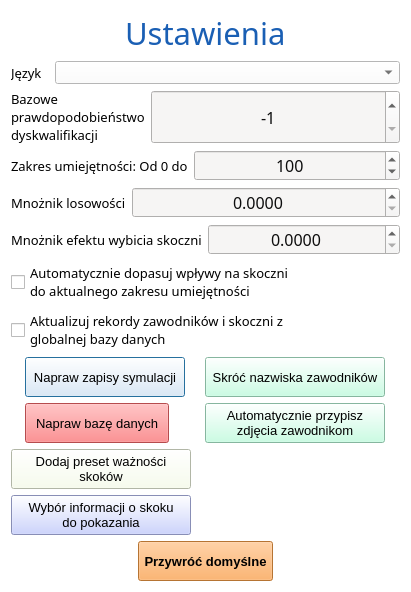
The window that source/UI/AppSettings/AppSettingsWindow.ui (SiekamCebule/sj-sim) describes before a commit, drawn with Qt 5.
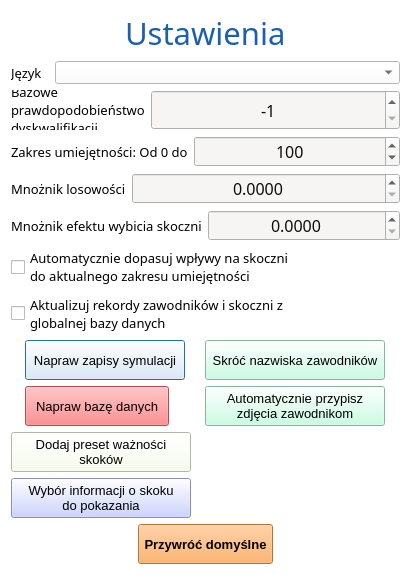
The same window after the commit.

Diff of the .ui file:
```diff
--- a/source/UI/AppSettings/AppSettingsWindow.ui
+++ b/source/UI/AppSettings/AppSettingsWindow.ui
@@ -7,7 +7,7 @@
     <x>0</x>
     <y>0</y>
     <width>411</width>
-    <height>592</height>
+    <height>575</height>
    </rect>
   </property>
   <property name="windowTitle">
```
